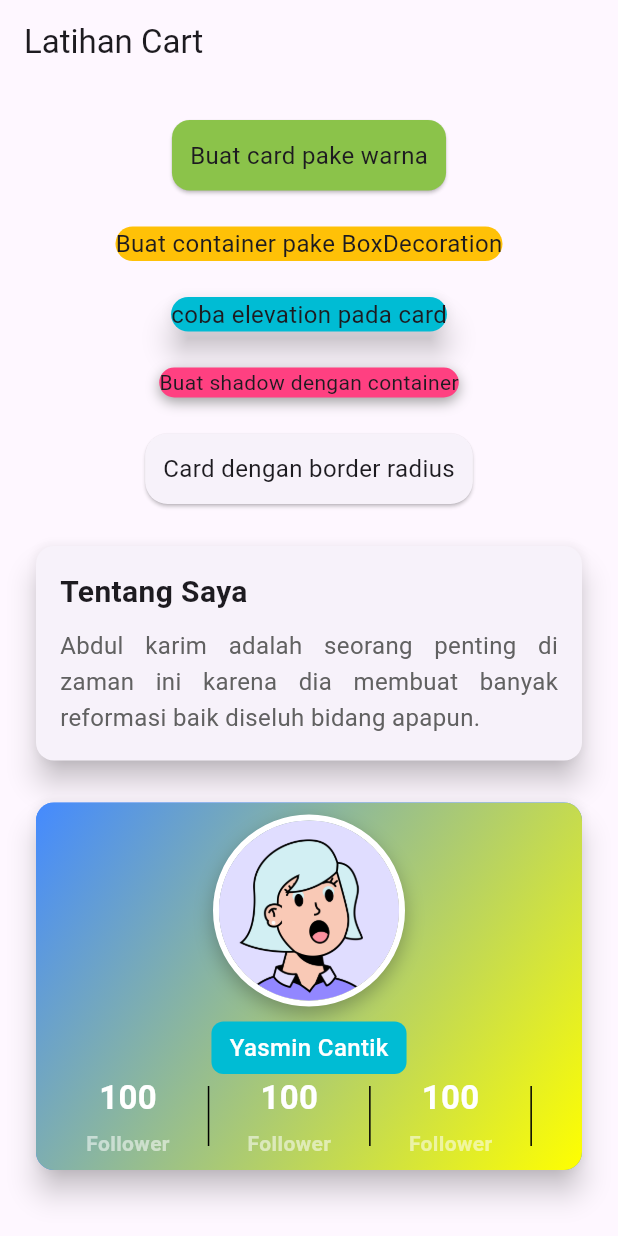
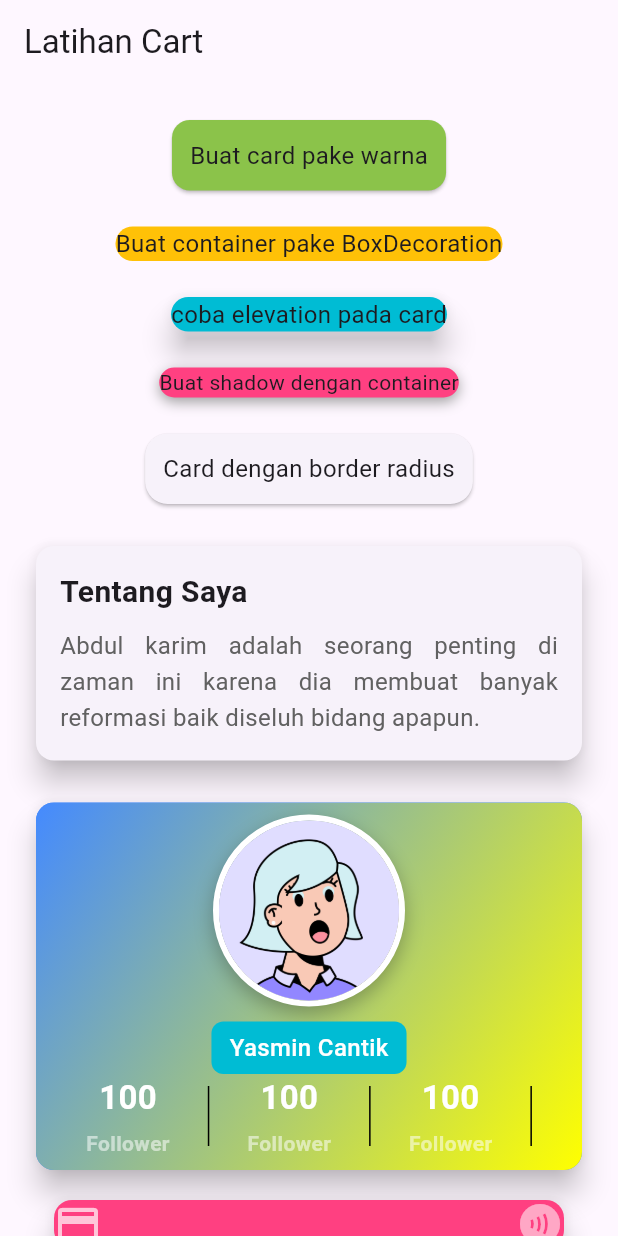
Before and after one commit to yaseumine/Tugas_week_8_1123150146, a Flutter app: the screen it shows after launch, on a phone screen of 412 x 824 dp. Run offline on Flutter 3.47's test engine with Material 3 defaults, Android fonts, the phone set to English and light mode, and no system bars.

Commit message:
menambahkan logo credit card dan contactless

```diff
--- a/lib/pages/latihan_cart.dart
+++ b/lib/pages/latihan_cart.dart
@@ -260,7 +260,32 @@ class LatihanCart extends StatelessWidget {
                     ),
                   ),
                 ),
-                Card(),
+                Card(
+                  elevation: 8,
+                  margin: EdgeInsets.all(16.0),
+                  color: Colors.pinkAccent,
+                  child: Column(
+                    children: [
+                      //membuat logo credit card dan payless
+                      Row(
+                        mainAxisAlignment: MainAxisAlignment.spaceBetween,
+                        children: [
+                          Icon(
+                            Icons.credit_card,
+                            color: Colors.white70,
+                            size: 32,
+                          ),
+                          // Contactless Icon
+                          Icon(
+                            Icons.contactless,
+                            color: Colors.white54,
+                            size: 32,
+                          ),
+                        ],
+                      ),
+                    ],
+                  ),
+                ),
               ],
             ),
           ),
```
